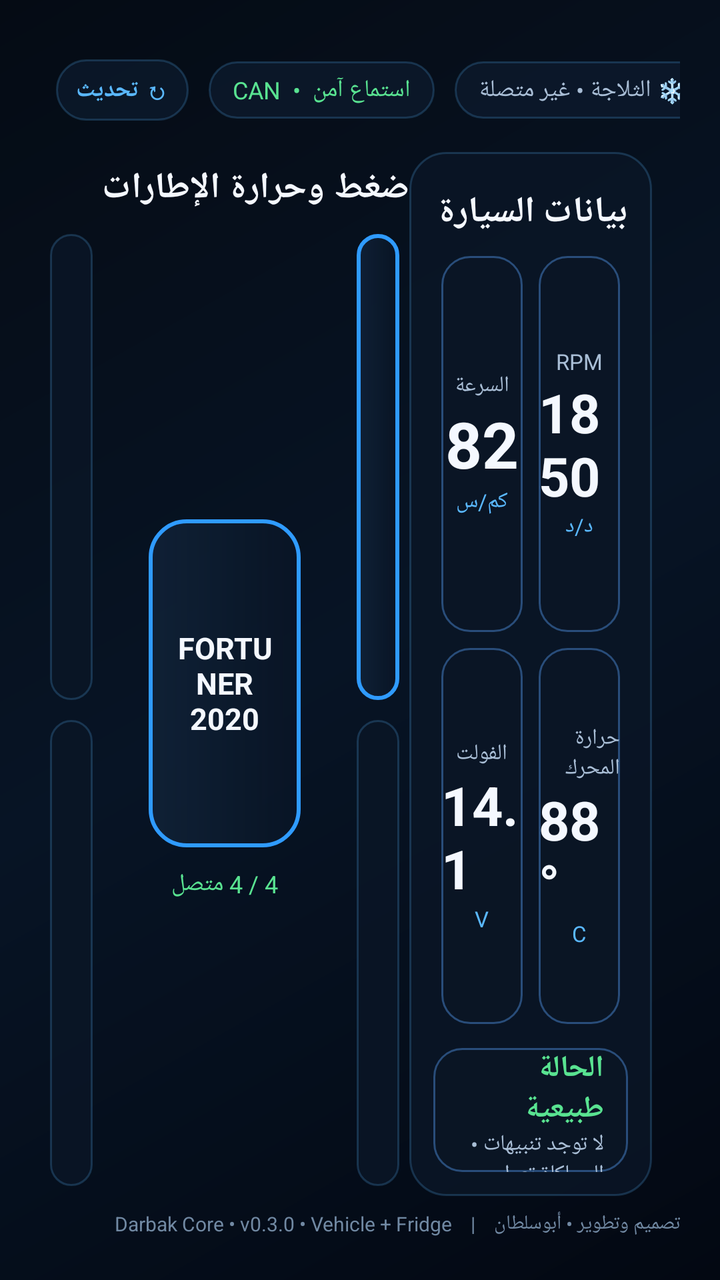
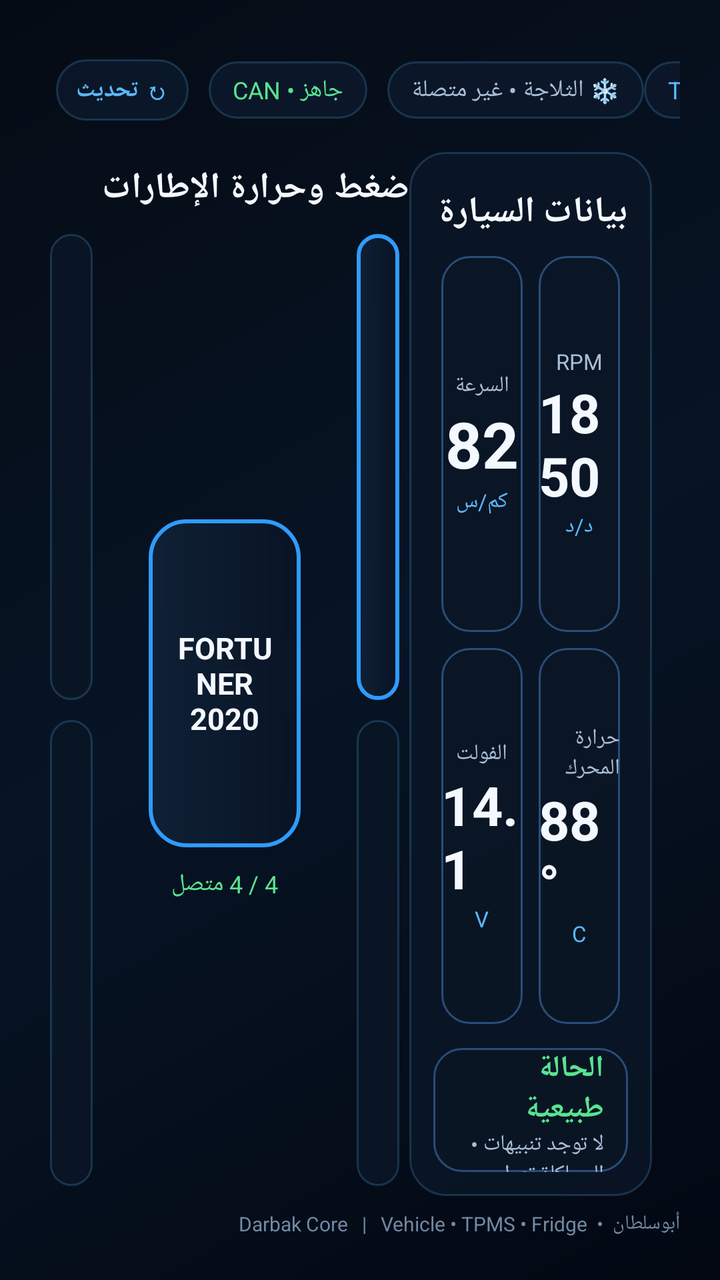

Screens rendered from an Android XML layout before and after an edit, with the pre-edit source and the edit as a unified diff.
<!-- AndroidManifest.xml: fallback theme Theme.MaterialComponents.DayNight.NoActionBar -->
<!-- res/layout/activity_main.xml -->
<LinearLayout xmlns:android="http://schemas.android.com/apk/res/android"
    android:layout_width="match_parent"
    android:layout_height="match_parent"
    android:background="@drawable/bg_root"
    android:orientation="vertical"
    android:paddingLeft="20dp"
    android:paddingTop="14dp"
    android:paddingRight="20dp"
    android:paddingBottom="14dp"
    android:layoutDirection="rtl">

    <LinearLayout
        android:layout_width="match_parent"
        android:layout_height="62dp"
        android:gravity="center_vertical"
        android:orientation="horizontal">

        <LinearLayout
            android:layout_width="0dp"
            android:layout_height="match_parent"
            android:layout_weight="1"
            android:gravity="center_vertical|right"
            android:orientation="vertical">
            <TextView
                android:layout_width="wrap_content"
                android:layout_height="wrap_content"
                android:text="دربك Vehicle Hub"
                android:textColor="@color/text_primary"
                android:textSize="25sp"
                android:textStyle="bold" />
            <TextView
                android:layout_width="wrap_content"
                android:layout_height="wrap_content"
                android:text="طريقك أسهل • بوابة بيانات السيارة"
                android:textColor="@color/text_secondary"
                android:textSize="12sp" />
        </LinearLayout>

        <TextView
            android:id="@+id/chipUpdate"
            android:layout_width="wrap_content"
            android:layout_height="wrap_content"
            android:layout_marginLeft="8dp"
            android:background="@drawable/bg_chip"
            android:paddingLeft="10dp"
            android:paddingTop="7dp"
            android:paddingRight="10dp"
            android:paddingBottom="7dp"
            android:text="↻ تحديث"
            android:textColor="@color/blue_glow"
            android:textSize="12sp"
            android:textStyle="bold" />

        <TextView
            android:id="@+id/chipCan"
            android:layout_width="wrap_content"
            android:layout_height="wrap_content"
            android:layout_marginLeft="10dp"
            android:background="@drawable/bg_chip"
            android:text="CAN  •  استماع آمن"
            android:textColor="@color/success"
            android:textSize="12sp" />

        <TextView
            android:id="@+id/chipFridge"
            android:layout_width="wrap_content"
            android:layout_height="wrap_content"
            android:layout_marginLeft="10dp"
            android:background="@drawable/bg_chip"
            android:text="❄ الثلاجة • غير متصلة"
            android:textColor="@color/text_secondary"
            android:textSize="12sp" />

        <TextView
            android:id="@+id/chipTpms"
            android:layout_width="wrap_content"
            android:layout_height="wrap_content"
            android:background="@drawable/bg_chip"
            android:text="TPMS  •  محاكاة"
            android:textColor="@color/blue_glow"
            android:textSize="12sp" />
    </LinearLayout>

    <LinearLayout
        android:layout_width="match_parent"
        android:layout_height="0dp"
        android:layout_weight="1"
        android:orientation="horizontal"
        android:baselineAligned="false">

        <LinearLayout
            android:layout_width="0dp"
            android:layout_height="match_parent"
            android:layout_weight="1.25"
            android:orientation="vertical">
            <TextView
                android:layout_width="match_parent"
                android:layout_height="36dp"
                android:gravity="right|center_vertical"
                android:text="ضغط وحرارة الإطارات"
                android:textColor="@color/text_primary"
                android:textSize="18sp"
                android:textStyle="bold" />

            <LinearLayout
                android:layout_width="match_parent"
                android:layout_height="0dp"
                android:layout_weight="1"
                android:orientation="horizontal"
                android:baselineAligned="false">

                <LinearLayout
                    android:layout_width="0dp"
                    android:layout_height="match_parent"
                    android:layout_weight="1"
                    android:orientation="vertical">
                    <LinearLayout
                        android:id="@+id/cardFr"
                        android:layout_width="match_parent"
                        android:layout_height="0dp"
                        android:layout_weight="1"
                        android:layout_margin="5dp"
                        android:background="@drawable/bg_card"
                        android:gravity="center"
                        android:orientation="vertical">
                        <TextView android:layout_width="wrap_content" android:layout_height="wrap_content" android:text="أمامي يمين" android:textColor="@color/text_secondary" android:textSize="12sp" />
                        <TextView android:id="@+id/frPsi" android:layout_width="wrap_content" android:layout_height="wrap_content" android:text="34.8" android:textColor="@color/text_primary" android:textSize="31sp" android:textStyle="bold" />
                        <TextView android:id="@+id/frMeta" android:layout_width="wrap_content" android:layout_height="wrap_content" android:text="PSI   •   30°" android:textColor="@color/blue_glow" android:textSize="12sp" />
                    </LinearLayout>
                    <LinearLayout
                        android:id="@+id/cardRr"
                        android:layout_width="match_parent"
                        android:layout_height="0dp"
                        android:layout_weight="1"
                        android:layout_margin="5dp"
                        android:background="@drawable/bg_card"
                        android:gravity="center"
                        android:orientation="vertical">
                        <TextView android:layout_width="wrap_content" android:layout_height="wrap_content" android:text="خلفي يمين" android:textColor="@color/text_secondary" android:textSize="12sp" />
                        <TextView android:id="@+id/rrPsi" android:layout_width="wrap_content" android:layout_height="wrap_content" android:text="35.0" android:textColor="@color/text_primary" android:textSize="31sp" android:textStyle="bold" />
                        <TextView android:id="@+id/rrMeta" android:layout_width="wrap_content" android:layout_height="wrap_content" android:text="PSI   •   30°" android:textColor="@color/blue_glow" android:textSize="12sp" />
                    </LinearLayout>
                </LinearLayout>

                <LinearLayout
                    android:layout_width="112dp"
                    android:layout_height="match_parent"
                    android:layout_margin="5dp"
                    android:gravity="center"
                    android:orientation="vertical">
                    <TextView
                        android:layout_width="76dp"
                        android:layout_height="164dp"
                        android:background="@drawable/bg_card_active"
                        android:gravity="center"
                        android:text="FORTUNER\n2020"
                        android:textAlignment="center"
                        android:textColor="@color/text_primary"
                        android:textSize="15sp"
                        android:textStyle="bold" />
                    <TextView
                        android:id="@+id/tpmsSummary"
                        android:layout_width="wrap_content"
                        android:layout_height="wrap_content"
                        android:layout_marginTop="10dp"
                        android:text="4 / 4 متصل"
                        android:textColor="@color/success"
                        android:textSize="12sp" />
                </LinearLayout>

                <LinearLayout
                    android:layout_width="0dp"
                    android:layout_height="match_parent"
                    android:layout_weight="1"
                    android:orientation="vertical">
                    <LinearLayout
                        android:id="@+id/cardFl"
                        android:layout_width="match_parent"
                        android:layout_height="0dp"
                        android:layout_weight="1"
                        android:layout_margin="5dp"
                        android:background="@drawable/bg_card_active"
                        android:gravity="center"
                        android:orientation="vertical">
                        <TextView android:layout_width="wrap_content" android:layout_height="wrap_content" android:text="أمامي يسار" android:textColor="@color/text_secondary" android:textSize="12sp" />
                        <TextView android:id="@+id/flPsi" android:layout_width="wrap_content" android:layout_height="wrap_content" android:text="34.6" android:textColor="@color/text_primary" android:textSize="31sp" android:textStyle="bold" />
                        <TextView android:id="@+id/flMeta" android:layout_width="wrap_content" android:layout_height="wrap_content" android:text="PSI   •   31°" android:textColor="@color/blue_glow" android:textSize="12sp" />
                    </LinearLayout>
                    <LinearLayout
                        android:id="@+id/cardRl"
                        android:layout_width="match_parent"
                        android:layout_height="0dp"
                        android:layout_weight="1"
                        android:layout_margin="5dp"
                        android:background="@drawable/bg_card"
                        android:gravity="center"
                        android:orientation="vertical">
                        <TextView android:layout_width="wrap_content" android:layout_height="wrap_content" android:text="خلفي يسار" android:textColor="@color/text_secondary" android:textSize="12sp" />
                        <TextView android:id="@+id/rlPsi" android:layout_width="wrap_content" android:layout_height="wrap_content" android:text="34.1" android:textColor="@color/text_primary" android:textSize="31sp" android:textStyle="bold" />
                        <TextView android:id="@+id/rlMeta" android:layout_width="wrap_content" android:layout_height="wrap_content" android:text="PSI   •   29°" android:textColor="@color/blue_glow" android:textSize="12sp" />
                    </LinearLayout>
                </LinearLayout>
            </LinearLayout>
        </LinearLayout>

        <LinearLayout
            android:layout_width="0dp"
            android:layout_height="match_parent"
            android:layout_weight="0.82"
            android:layout_marginRight="14dp"
            android:background="@drawable/bg_card"
            android:orientation="vertical"
            android:padding="12dp">
            <TextView
                android:layout_width="match_parent"
                android:layout_height="36dp"
                android:gravity="right|center_vertical"
                android:text="بيانات السيارة"
                android:textColor="@color/text_primary"
                android:textSize="18sp"
                android:textStyle="bold" />

            <LinearLayout android:layout_width="match_parent" android:layout_height="0dp" android:layout_weight="1" android:orientation="horizontal" android:baselineAligned="false">
                <LinearLayout android:layout_width="0dp" android:layout_height="match_parent" android:layout_weight="1" android:orientation="vertical">
                    <LinearLayout android:layout_width="match_parent" android:layout_height="0dp" android:layout_weight="1" android:layout_margin="4dp" android:background="@drawable/bg_metric" android:gravity="center" android:orientation="vertical">
                        <TextView android:text="السرعة" android:textColor="@color/text_secondary" android:textSize="11sp" android:layout_width="wrap_content" android:layout_height="wrap_content" />
                        <TextView android:id="@+id/speedValue" android:text="82" android:textColor="@color/text_primary" android:textSize="32sp" android:textStyle="bold" android:layout_width="wrap_content" android:layout_height="wrap_content" />
                        <TextView android:text="كم/س" android:textColor="@color/blue_glow" android:textSize="11sp" android:layout_width="wrap_content" android:layout_height="wrap_content" />
                    </LinearLayout>
                    <LinearLayout android:layout_width="match_parent" android:layout_height="0dp" android:layout_weight="1" android:layout_margin="4dp" android:background="@drawable/bg_metric" android:gravity="center" android:orientation="vertical">
                        <TextView android:text="الفولت" android:textColor="@color/text_secondary" android:textSize="11sp" android:layout_width="wrap_content" android:layout_height="wrap_content" />
                        <TextView android:id="@+id/voltageValue" android:text="14.1" android:textColor="@color/text_primary" android:textSize="27sp" android:textStyle="bold" android:layout_width="wrap_content" android:layout_height="wrap_content" />
                        <TextView android:text="V" android:textColor="@color/blue_glow" android:textSize="11sp" android:layout_width="wrap_content" android:layout_height="wrap_content" />
                    </LinearLayout>
                </LinearLayout>
                <LinearLayout android:layout_width="0dp" android:layout_height="match_parent" android:layout_weight="1" android:orientation="vertical">
                    <LinearLayout android:layout_width="match_parent" android:layout_height="0dp" android:layout_weight="1" android:layout_margin="4dp" android:background="@drawable/bg_metric" android:gravity="center" android:orientation="vertical">
                        <TextView android:text="RPM" android:textColor="@color/text_secondary" android:textSize="11sp" android:layout_width="wrap_content" android:layout_height="wrap_content" />
                        <TextView android:id="@+id/rpmValue" android:text="1850" android:textColor="@color/text_primary" android:textSize="27sp" android:textStyle="bold" android:layout_width="wrap_content" android:layout_height="wrap_content" />
                        <TextView android:text="د/د" android:textColor="@color/blue_glow" android:textSize="11sp" android:layout_width="wrap_content" android:layout_height="wrap_content" />
                    </LinearLayout>
                    <LinearLayout android:layout_width="match_parent" android:layout_height="0dp" android:layout_weight="1" android:layout_margin="4dp" android:background="@drawable/bg_metric" android:gravity="center" android:orientation="vertical">
                        <TextView android:text="حرارة المحرك" android:textColor="@color/text_secondary" android:textSize="11sp" android:layout_width="wrap_content" android:layout_height="wrap_content" />
                        <TextView android:id="@+id/coolantValue" android:text="88°" android:textColor="@color/text_primary" android:textSize="27sp" android:textStyle="bold" android:layout_width="wrap_content" android:layout_height="wrap_content" />
                        <TextView android:text="C" android:textColor="@color/blue_glow" android:textSize="11sp" android:layout_width="wrap_content" android:layout_height="wrap_content" />
                    </LinearLayout>
                </LinearLayout>
            </LinearLayout>

            <LinearLayout
                android:layout_width="match_parent"
                android:layout_height="62dp"
                android:layout_marginTop="8dp"
                android:background="@drawable/bg_metric"
                android:gravity="center_vertical"
                android:orientation="vertical"
                android:paddingLeft="12dp"
                android:paddingRight="12dp">
                <TextView
                    android:id="@+id/healthTitle"
                    android:layout_width="match_parent"
                    android:layout_height="wrap_content"
                    android:gravity="right"
                    android:text="الحالة طبيعية"
                    android:textColor="@color/success"
                    android:textSize="15sp"
                    android:textStyle="bold" />
                <TextView
                    android:id="@+id/healthDetail"
                    android:layout_width="match_parent"
                    android:layout_height="wrap_content"
                    android:gravity="right"
                    android:text="لا توجد تنبيهات • المحاكاة تعمل"
                    android:textColor="@color/text_secondary"
                    android:textSize="11sp" />
            </LinearLayout>
        </LinearLayout>
    </LinearLayout>

    <TextView
        android:layout_width="match_parent"
        android:layout_height="28dp"
        android:gravity="center_vertical|right"
        android:text="تصميم وتطوير • أبوسلطان    |    Darbak Core • v0.3.0 • Vehicle + Fridge"
        android:textColor="#7189A3"
        android:textSize="10sp" />
</LinearLayout>
<!-- resources referenced by this layout -->
<resources>
  <color name="blue_glow">#5AB8FF</color>
  <color name="success">#59E391</color>
  <color name="text_primary">#F4F8FF</color>
  <color name="text_secondary">#A9BED6</color>
  <!-- drawable bg_card (drawable) -->
  <shape xmlns:android="http://schemas.android.com/apk/res/android" android:shape="rectangle">
      <solid android:color="#D90A1626" />
      <stroke android:width="1dp" android:color="#365AB8FF" />
      <corners android:radius="18dp" />
      <padding android:left="14dp" android:top="12dp" android:right="14dp" android:bottom="12dp" />
  </shape>
  <!-- drawable bg_card_active (drawable) -->
  <shape xmlns:android="http://schemas.android.com/apk/res/android" android:shape="rectangle">
      <gradient android:angle="0" android:startColor="#E5102137" android:endColor="#D7081424" />
      <stroke android:width="2dp" android:color="#2F9BFF" />
      <corners android:radius="18dp" />
      <padding android:left="14dp" android:top="12dp" android:right="14dp" android:bottom="12dp" />
  </shape>
  <!-- drawable bg_chip (drawable) -->
  <shape xmlns:android="http://schemas.android.com/apk/res/android" android:shape="rectangle">
      <solid android:color="#B80D1B2E" />
      <stroke android:width="1dp" android:color="#355AB8FF" />
      <corners android:radius="30dp" />
      <padding android:left="12dp" android:top="6dp" android:right="12dp" android:bottom="6dp" />
  </shape>
  <!-- drawable bg_metric (drawable) -->
  <shape xmlns:android="http://schemas.android.com/apk/res/android" android:shape="rectangle">
      <solid android:color="#990A1626" />
      <stroke android:width="1dp" android:color="#294D7A" />
      <corners android:radius="14dp" />
  </shape>
  <!-- drawable bg_root (drawable) -->
  <shape xmlns:android="http://schemas.android.com/apk/res/android" android:shape="rectangle">
      <gradient
          android:angle="315"
          android:startColor="#050B14"
          android:centerColor="#071425"
          android:endColor="#030812" />
  </shape>
</resources>

<!-- the commit's change to res/layout/activity_main.xml (unified diff, before → after) -->
@@ -24,14 +24,14 @@
             <TextView
                 android:layout_width="wrap_content"
                 android:layout_height="wrap_content"
-                android:text="دربك Vehicle Hub"
+                android:text="دربك  •  Vehicle Hub"
                 android:textColor="@color/text_primary"
-                android:textSize="25sp"
+                android:textSize="23sp"
                 android:textStyle="bold" />
             <TextView
                 android:layout_width="wrap_content"
                 android:layout_height="wrap_content"
-                android:text="طريقك أسهل • بوابة بيانات السيارة"
+                android:text="مركز السيارة  •  قراءة وتشخيص آمن"
                 android:textColor="@color/text_secondary"
                 android:textSize="12sp" />
         </LinearLayout>
@@ -57,7 +57,7 @@
             android:layout_height="wrap_content"
             android:layout_marginLeft="10dp"
             android:background="@drawable/bg_chip"
-            android:text="CAN  •  استماع آمن"
+            android:text="CAN • جاهز"
             android:textColor="@color/success"
             android:textSize="12sp" />
 
@@ -76,7 +76,7 @@
             android:layout_width="wrap_content"
             android:layout_height="wrap_content"
             android:background="@drawable/bg_chip"
-            android:text="TPMS  •  محاكاة"
+            android:text="TPMS • محاكاة"
             android:textColor="@color/blue_glow"
             android:textSize="12sp" />
     </LinearLayout>
@@ -281,7 +281,7 @@
         android:layout_width="match_parent"
         android:layout_height="28dp"
         android:gravity="center_vertical|right"
-        android:text="تصميم وتطوير • أبوسلطان    |    Darbak Core • v0.3.0 • Vehicle + Fridge"
+        android:text="أبوسلطان  •  Darbak Core   |   Vehicle • TPMS • Fridge"
         android:textColor="#7189A3"
         android:textSize="10sp" />
 </LinearLayout>
